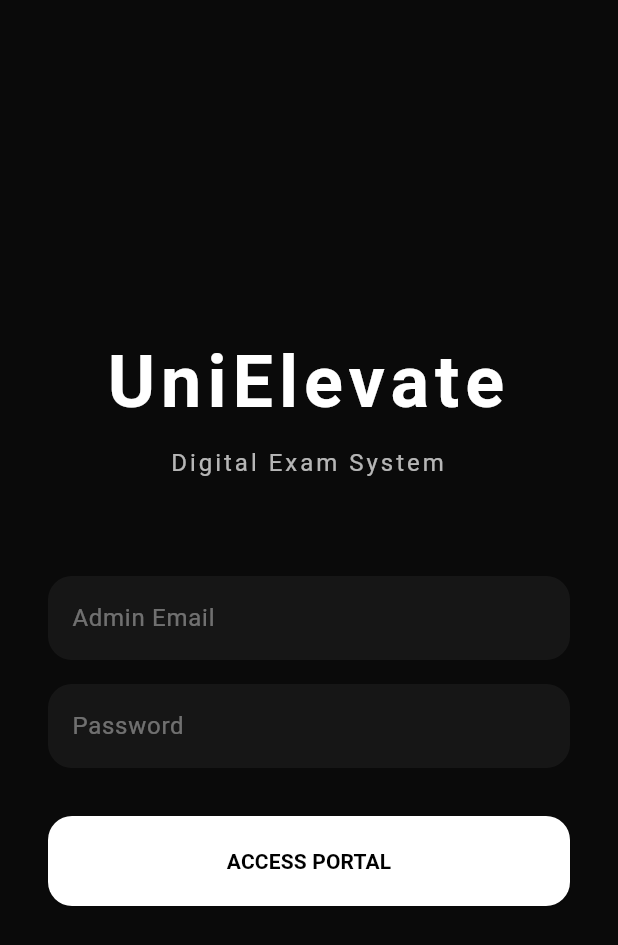
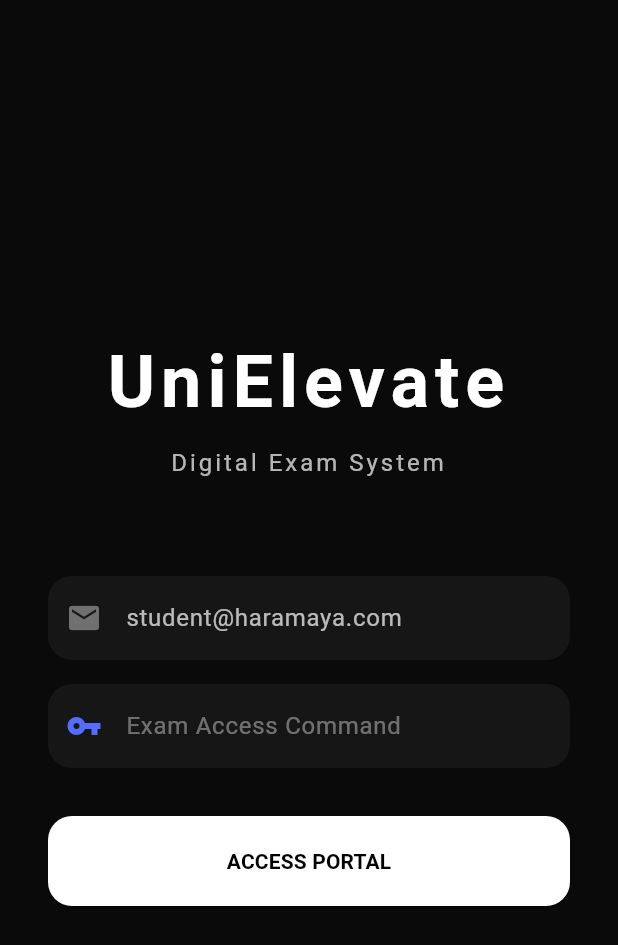
Before and after one commit to wadanegassa/UniElevate, a Flutter app: the screen it shows after launch, on a phone screen of 412 x 824 dp. Shown: the top 945 px of the screen. Run offline on Flutter 3.47's test engine with Material 3 defaults, Android fonts, the phone set to English and light mode, and no system bars; our stand-ins replace data_table_2, device_info_plus, flutter_form_builder, flutter_tts, form_builder_validators, google_generative_ai and 5 more; accounts and stored records are empty.

Commit message:
Implement Exam Access Command system with hardcoded student email and dynamic gating

```diff
--- a/admin/lib/models/exam_model.dart
+++ b/admin/lib/models/exam_model.dart
@@ -6,6 +6,7 @@ class Exam {
   final int duration;
   final DateTime? startTime;
   final DateTime? endTime;
+  final String? accessCode;
   final List<Question> questions;
 
   Exam({
@@ -14,6 +15,7 @@ class Exam {
     required this.duration,
     this.startTime,
     this.endTime,
+    this.accessCode,
     this.questions = const [],
   });
 
@@ -24,6 +26,7 @@ class Exam {
       duration: json['duration'],
       startTime: json['start_time'] != null ? DateTime.parse(json['start_time']) : null,
       endTime: json['end_time'] != null ? DateTime.parse(json['end_time']) : null,
+      accessCode: json['access_code'],
       questions: questions,
     );
   }
@@ -34,6 +37,7 @@ class Exam {
       'duration': duration,
       'start_time': startTime?.toIso8601String(),
       'end_time': endTime?.toIso8601String(),
+      'access_code': accessCode,
     };
   }
 }
--- a/admin/lib/screens/exam_creation_screen.dart
+++ b/admin/lib/screens/exam_creation_screen.dart
@@ -67,6 +67,12 @@ class _ExamCreationScreenState extends State<ExamCreationScreen> {
                     FormBuilderValidators.numeric(),
                   ]),
                 ),
+                const SizedBox(height: 16),
+                FormBuilderTextField(
+                  name: 'access_code',
+                  decoration: _inputDecoration("Student Access Command (Password)"),
+                  validator: FormBuilderValidators.required(),
+                ),
               ],
             ),
 
@@ -102,6 +108,7 @@ class _ExamCreationScreenState extends State<ExamCreationScreen> {
                     id: '',
                     title: values['title'],
                     duration: int.parse(values['duration']),
+                    accessCode: values['access_code'],
                   );
 
                   // In a real app, you'd extract question values from the form too
--- a/mobile_app/lib/models/exam_model.dart
+++ b/mobile_app/lib/models/exam_model.dart
@@ -6,6 +6,7 @@ class Exam {
   final int duration;
   final DateTime? startTime;
   final DateTime? endTime;
+  final String? accessCode;
   final List<Question> questions;
 
   Exam({
@@ -14,6 +15,7 @@ class Exam {
     required this.duration,
     this.startTime,
     this.endTime,
+    this.accessCode,
     this.questions = const [],
   });
 
@@ -24,6 +26,7 @@ class Exam {
       duration: json['duration'],
       startTime: json['start_time'] != null ? DateTime.parse(json['start_time']) : null,
       endTime: json['end_time'] != null ? DateTime.parse(json['end_time']) : null,
+      accessCode: json['access_code'],
       questions: questions,
     );
   }
--- a/mobile_app/lib/providers/auth_provider.dart
+++ b/mobile_app/lib/providers/auth_provider.dart
@@ -20,18 +20,38 @@ class AuthProvider with ChangeNotifier {
     notifyListeners();
 
     try {
+      // 1. Fetch latest exam to get the current access code
+      final exam = await _supabaseService.fetchLatestExam();
+
+      if (exam == null) {
+        _error = "No active exam found.";
+        _isLoading = false;
+        notifyListeners();
+        return false;
+      }
+
+      // 2. Validate the provided password (Access Command) against the exam's access code
+      if (password != exam.accessCode) {
+        _error = "Invalid Access Command for the current exam.";
+        _isLoading = false;
+        notifyListeners();
+        return false;
+      }
+
+      // 3. Perform silent login for the unified student account
+      // Note: Admin must ensure student@haramaya.com exists with this static password
       final response = await Supabase.instance.client.auth.signInWithPassword(
-        email: email,
-        password: password,
+        email: 'student@haramaya.com',
+        password: 'student_access_2026',
       );
 
       if (response.user != null) {
         String deviceId = await _getDeviceId();
-        bool isBound = await _supabaseService.verifyDeviceBinding(email, deviceId);
+        bool isBound = await _supabaseService.verifyDeviceBinding('student@haramaya.com', deviceId);
 
         if (!isBound) {
           await Supabase.instance.client.auth.signOut();
-          _error = "This device is not registered for this account.";
+          _error = "This device is not registered for the exam.";
           _isLoading = false;
           notifyListeners();
           return false;
@@ -43,7 +63,7 @@ class AuthProvider with ChangeNotifier {
         return true;
       }
     } catch (e) {
-      _error = e.toString();
+      _error = "Access Denied: ${e.toString()}";
     }
 
     _isLoading = false;
--- a/mobile_app/lib/screens/login_screen.dart
+++ b/mobile_app/lib/screens/login_screen.dart
@@ -49,17 +49,19 @@ class _LoginScreenState extends State<LoginScreen> {
               ),
               const SizedBox(height: 64),
               TextField(
-                controller: _emailController,
-                style: const TextStyle(color: Colors.white),
+                controller: _emailController..text = 'student@haramaya.com',
+                readOnly: true,
+                style: const TextStyle(color: Colors.white70),
                 decoration: InputDecoration(
-                  hintText: "Admin Email",
+                  hintText: "Student Email",
                   hintStyle: const TextStyle(color: Colors.white38),
                   filled: true,
-                  fillColor: Colors.white.withOpacity(0.05),
+                  fillColor: Colors.white.withValues(alpha: 0.05),
                   border: OutlineInputBorder(
                     borderRadius: BorderRadius.circular(16),
                     borderSide: BorderSide.none,
                   ),
+                  prefixIcon: const Icon(Icons.email, color: Colors.white38),
                 ),
               ),
               const SizedBox(height: 16),
@@ -68,14 +70,15 @@ class _LoginScreenState extends State<LoginScreen> {
                 obscureText: true,
                 style: const TextStyle(color: Colors.white),
                 decoration: InputDecoration(
-                  hintText: "Password",
+                  hintText: "Exam Access Command",
                   hintStyle: const TextStyle(color: Colors.white38),
                   filled: true,
-                  fillColor: Colors.white.withOpacity(0.05),
+                  fillColor: Colors.white.withValues(alpha: 0.05),
                   border: OutlineInputBorder(
                     borderRadius: BorderRadius.circular(16),
                     borderSide: BorderSide.none,
                   ),
+                  prefixIcon: const Icon(Icons.vpn_key, color: Colors.indigoAccent),
                 ),
               ),
               const SizedBox(height: 32),
```
Also changed, not shown: 1 other file.
